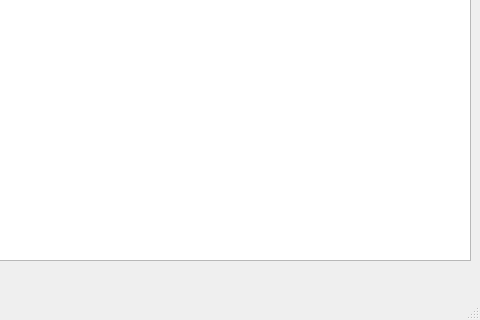
Qt form designer/ui_jobStatus.ui (neutrons/addie) before a commit; both pictures show x 97 to 577 and y 272 to 592 of the 577 by 592 pixel window.
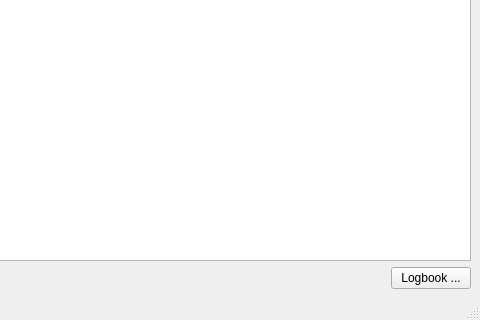
The same form after that commit.

Commit message: Added script that update status of jobs and started to work on log book window. This refs #55 #58

Diff of the .ui file:
```diff
--- a/designer/ui_jobStatus.ui
+++ b/designer/ui_jobStatus.ui
@@ -59,6 +59,13 @@
         </property>
        </spacer>
       </item>
+      <item>
+       <widget class="QPushButton" name="logbook">
+        <property name="text">
+         <string>Logbook ...</string>
+        </property>
+       </widget>
+      </item>
      </layout>
     </item>
    </layout>
```
Left out of the diff: 17 changed lines with no effect on the pictures. The commit also changes 10 other files.
